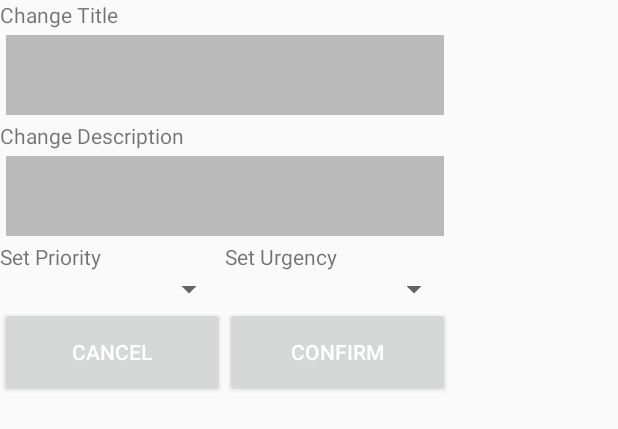
After one commit to lalessio/321do, an Android app: the layout dialog_edit_note.xml on its own in the app's theme, with its tools: preview values and no code run, on a phone screen of 412 x 824 dp. The commit adds this screen. Shown: the top 429 px of the screen. Run offline under Robolectric (Android 15) with nearby library versions, the phone set to English and light mode, and no system bars.

Commit message:
improvements
ill write changelog later

```diff
--- /dev/null
+++ b/321do/app/src/main/res/layout/dialog_edit_note.xml
@@ -0,0 +1,110 @@
+<?xml version="1.0" encoding="utf-8"?>
+<LinearLayout xmlns:android="http://schemas.android.com/apk/res/android"
+    android:orientation="vertical" android:layout_width="300dp"
+    android:id="@+id/edit_note_layout"
+    android:layout_height="fill_parent">
+<!-- TODO progettare gui modifica nota-->
+    <TextView
+        android:text="Change Title"
+        android:layout_width="match_parent"
+        android:layout_height="wrap_content"
+
+        android:id="@+id/textView1" />
+
+    <EditText
+        android:id="@+id/editText_title"
+        android:layout_width="fill_parent"
+        android:layout_height="53dp"
+        android:layout_margin="4dp"
+        android:background="@color/light_grey"
+        android:gravity="start"
+        android:textColor="@color/black"/>
+
+    <TextView
+        android:text="Change Description"
+        android:layout_width="match_parent"
+        android:layout_height="wrap_content"
+        android:id="@+id/textView2" />
+
+    <EditText
+        android:layout_width="fill_parent"
+        android:layout_height="53dp"
+        android:layout_margin="4dp"
+        android:background="@color/light_grey"
+        android:gravity="start"
+        android:textColor="@color/black"
+        android:id="@+id/editText_description" />
+
+    <LinearLayout
+        android:orientation="horizontal"
+        android:layout_width="match_parent"
+        android:layout_height="wrap_content">
+
+        <LinearLayout
+            android:orientation="vertical"
+            android:layout_width="match_parent"
+            android:layout_height="match_parent"
+            android:layout_weight="1">
+
+            <TextView
+                android:text="Set Priority"
+                android:layout_width="match_parent"
+                android:layout_height="wrap_content"
+                android:id="@+id/textView3"
+                android:layout_weight="1" />
+
+            <Spinner
+                android:layout_width="match_parent"
+                android:layout_height="wrap_content"
+                android:id="@+id/spinner_priority"
+                android:layout_weight="1" />
+
+        </LinearLayout>
+
+        <LinearLayout
+            android:orientation="vertical"
+            android:layout_width="match_parent"
+            android:layout_height="wrap_content"
+            android:layout_weight="1">
+
+            <TextView
+                android:text="Set Urgency"
+                android:layout_width="match_parent"
+                android:layout_height="wrap_content"
+                android:id="@+id/textView4"
+                android:layout_weight="1" />
+
+            <Spinner
+                android:layout_width="match_parent"
+                android:layout_height="wrap_content"
+                android:id="@+id/spinner_urgency"
+                android:layout_weight="1" />
+
+        </LinearLayout>
+
+    </LinearLayout>
+
+    <LinearLayout
+        android:orientation="horizontal"
+        android:layout_width="fill_parent"
+        android:layout_height="wrap_content">
+
+        <Button
+            android:layout_width="0dp"
+            android:layout_height="60dp"
+            android:layout_weight="50"
+            android:text="Cancel"
+            android:textColor="@color/white"
+            android:id="@+id/button_cancel"/>
+
+        <Button
+            android:layout_width="0dp"
+            android:layout_height="60dp"
+            android:layout_weight="50"
+            android:text="Confirm"
+            android:textColor="@color/white"
+            android:id="@+id/button_confirm" />
+
+    </LinearLayout>
+
+</LinearLayout>
```
Also changed, not shown: 321do/app/src/main/java/com/alessio/luca/a321do/Importance.java (+32 -0 lines), 321do/app/src/main/java/com/alessio/luca/a321do/Note.java (+29 -8 lines), 321do/app/src/main/java/com/alessio/luca/a321do/NoteActivity.java (+83 -18 lines), 321do/app/src/main/java/com/alessio/luca/a321do/NoteDBAdapter.java (+44 -33 lines), 321do/app/src/main/res/menu/menu_note.xml (+8 -3 lines).
